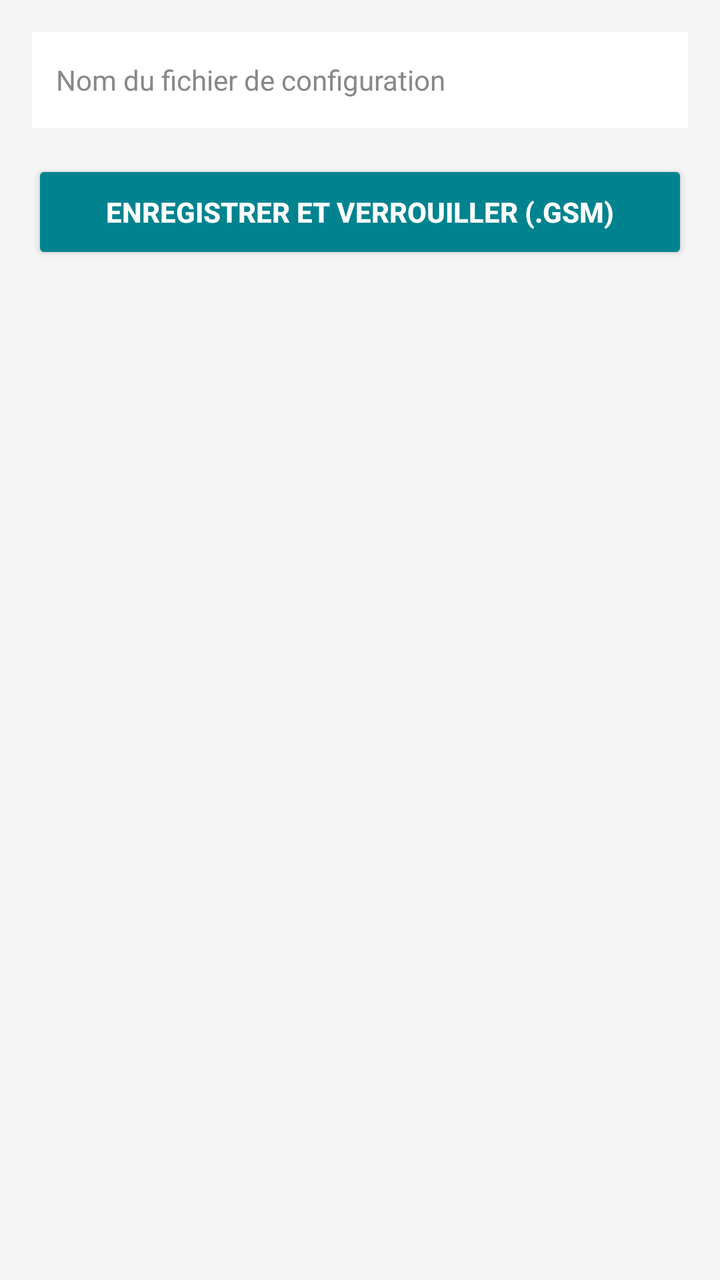
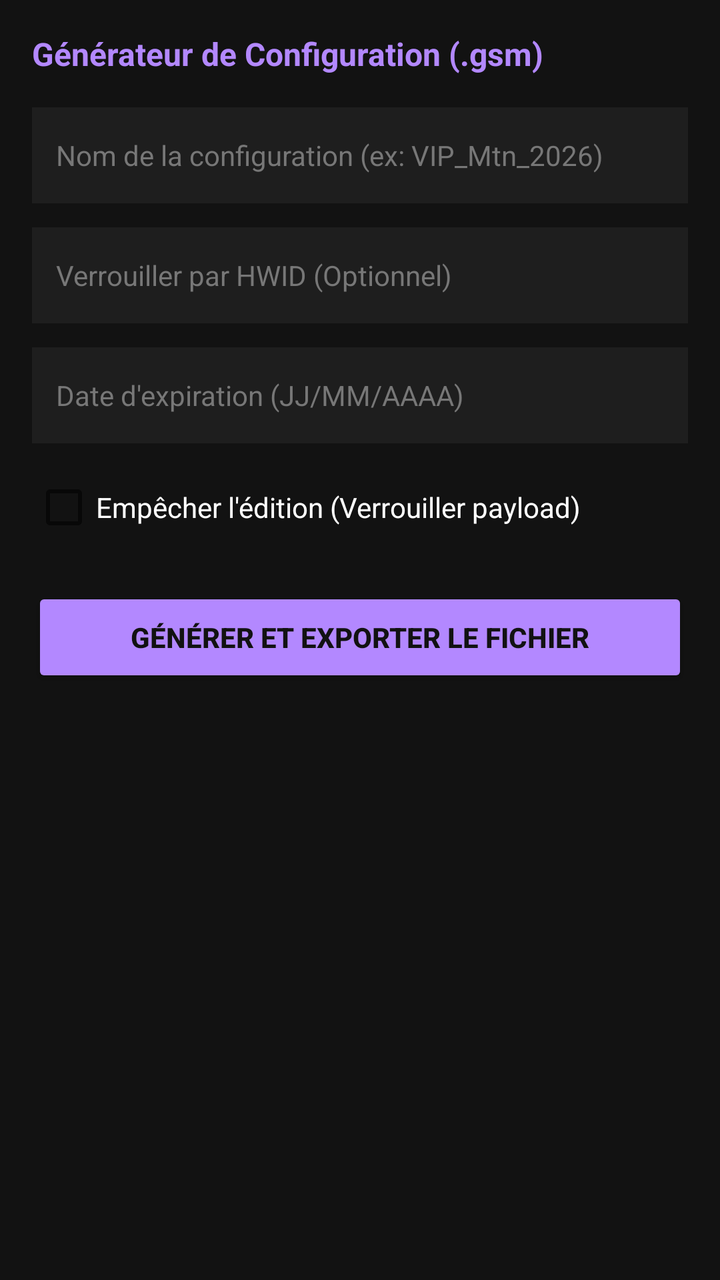

The first picture is an Android layout as it rendered before a commit; the second is the same layout after the commit. The layout source and the unified diff follow.
<!-- AndroidManifest.xml: application theme Theme.GsmBypassPro.Light -->
<!-- res/layout/activity_export.xml -->
<?xml version="1.0" encoding="utf-8"?>
<LinearLayout xmlns:android="http://schemas.android.com/apk/res/android"
    android:layout_width="match_parent"
    android:layout_height="match_parent"
    android:orientation="vertical"
    android:padding="16dp"
    android:background="#F5F5F5">

    <EditText
        android:id="@+id/etConfigName"
        android:layout_width="match_parent"
        android:layout_height="48dp"
        android:background="#FFFFFF"
        android:hint="Nom du fichier de configuration"
        android:padding="12dp"
        android:textColor="#000000"
        android:textColorHint="#888888"
        android:textSize="14sp"
        android:layout_marginBottom="16dp" />

    <Button
        android:id="@+id/btnSaveConfig"
        android:layout_width="match_parent"
        android:layout_height="52dp"
        android:backgroundTint="#00838F"
        android:text="Enregistrer et verrouiller (.gsm)"
        android:textColor="#FFFFFF"
        android:textStyle="bold" />

</LinearLayout>
<!-- resources referenced by this layout -->
<resources>
  <style name="Theme.GsmBypassPro.Light" parent="Theme.AppCompat.Light.DarkActionBar">
          <item name="colorPrimary">#00838F</item>
          <item name="colorPrimaryDark">#005B60</item>
          <item name="colorAccent">#00E676</item>
          <item name="android:windowBackground">#F5F5F5</item>
      </style>
</resources>

<!-- the commit's change to res/layout/activity_export.xml (unified diff, before → after) -->
@@ -1,30 +1,76 @@
 <?xml version="1.0" encoding="utf-8"?>
-<LinearLayout xmlns:android="http://schemas.android.com/apk/res/android"
+<ScrollView xmlns:android="http://schemas.android.com/apk/res/android"
     android:layout_width="match_parent"
     android:layout_height="match_parent"
-    android:orientation="vertical"
-    android:padding="16dp"
-    android:background="#F5F5F5">
+    android:background="#121212"
+    android:padding="16dp">
 
-    <EditText
-        android:id="@+id/etConfigName"
+    <LinearLayout
         android:layout_width="match_parent"
-        android:layout_height="48dp"
-        android:background="#FFFFFF"
-        android:hint="Nom du fichier de configuration"
-        android:padding="12dp"
-        android:textColor="#000000"
-        android:textColorHint="#888888"
-        android:textSize="14sp"
-        android:layout_marginBottom="16dp" />
+        android:layout_height="wrap_content"
+        android:orientation="vertical">
 
-    <Button
-        android:id="@+id/btnSaveConfig"
-        android:layout_width="match_parent"
-        android:layout_height="52dp"
-        android:backgroundTint="#00838F"
-        android:text="Enregistrer et verrouiller (.gsm)"
-        android:textColor="#FFFFFF"
-        android:textStyle="bold" />
+        <TextView
+            android:layout_width="wrap_content"
+            android:layout_height="wrap_content"
+            android:text="Générateur de Configuration (.gsm)"
+            android:textColor="#B388FF"
+            android:textSize="16sp"
+            android:textStyle="bold"
+            android:layout_marginBottom="16dp" />
 
-</LinearLayout>
+        <EditText
+            android:id="@+id/etConfigName"
+            android:layout_width="match_parent"
+            android:layout_height="48dp"
+            android:background="#1E1E1E"
+            android:hint="Nom de la configuration (ex: VIP_Mtn_2026)"
+            android:textColor="#FFFFFF"
+            android:textColorHint="#777777"
+            android:padding="12dp"
+            android:textSize="14sp"
+            android:layout_marginBottom="12dp" />
+
+        <EditText
+            android:id="@+id/etHwidLock"
+            android:layout_width="match_parent"
+            android:layout_height="48dp"
+            android:background="#1E1E1E"
+            android:hint="Verrouiller par HWID (Optionnel)"
+            android:textColor="#FFFFFF"
+            android:textColorHint="#777777"
+            android:padding="12dp"
+            android:textSize="14sp"
+            android:layout_marginBottom="12dp" />
+
+        <EditText
+            android:id="@+id/etExpiryDate"
+            android:layout_width="match_parent"
+            android:layout_height="48dp"
+            android:background="#1E1E1E"
+            android:hint="Date d'expiration (JJ/MM/AAAA)"
+            android:textColor="#FFFFFF"
+            android:textColorHint="#777777"
+            android:padding="12dp"
+            android:textSize="14sp"
+            android:layout_marginBottom="16dp" />
+
+        <CheckBox
+            android:id="@+id/cbLockConfig"
+            android:layout_width="wrap_content"
+            android:layout_height="wrap_content"
+            android:text="Empêcher l'édition (Verrouiller payload)"
+            android:textColor="#FFFFFF"
+            android:layout_marginBottom="24dp" />
+
+        <Button
+            android:id="@+id/btnSaveConfig"
+            android:layout_width="match_parent"
+            android:layout_height="50dp"
+            android:backgroundTint="#B388FF"
+            android:text="Générer et Exporter le fichier"
+            android:textColor="#121212"
+            android:textStyle="bold" />
+
+    </LinearLayout>
+</ScrollView>
